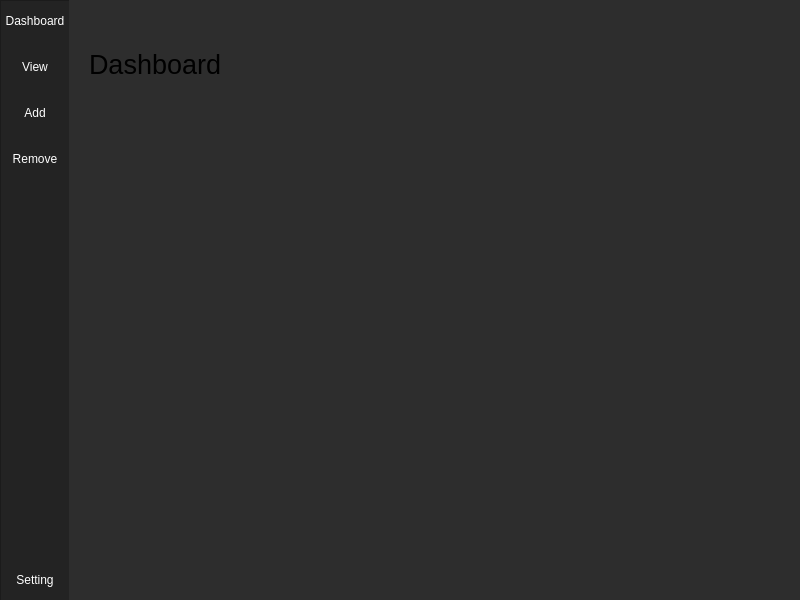
This is main.ui in mishrilal/CAIO as Qt 5 draws it before an edit. The edited form follows.
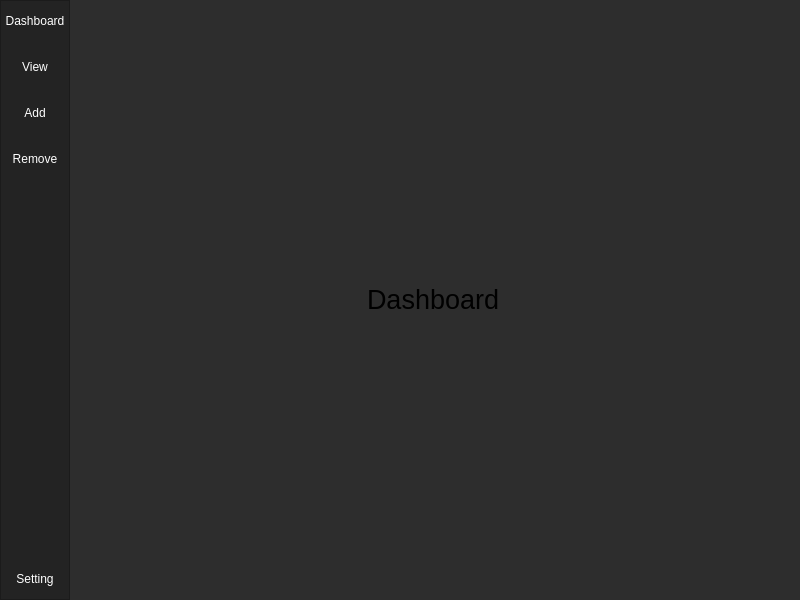
This is the edited form.

```diff
--- a/main.ui
+++ b/main.ui
@@ -17,15 +17,18 @@
    <string notr="true">background-color: rgb(45, 45, 45);</string>
   </property>
   <widget class="QWidget" name="centralwidget">
+   <layout class="QHBoxLayout" name="horizontalLayout">
+    <property name="leftMargin">
+     <number>0</number>
+    </property>
+    <property name="topMargin">
+     <number>0</number>
+    </property>
+    <property name="bottomMargin">
+     <number>0</number>
+    </property>
+    <item>
    <widget class="QFrame" name="frame_left_menu">
-    <property name="geometry">
-     <rect>
-      <x>0</x>
-      <y>0</y>
-      <width>70</width>
-      <height>601</height>
-     </rect>
-    </property>
     <property name="minimumSize">
      <size>
       <width>70</width>
@@ -204,27 +207,27 @@
      </item>
     </layout>
    </widget>
+    </item>
+    <item>
    <widget class="QStackedWidget" name="stackedWidget">
-    <property name="geometry">
-     <rect>
-      <x>69</x>
-      <y>-1</y>
-      <width>731</width>
-      <height>601</height>
-     </rect>
-    </property>
     <property name="currentIndex">
      <number>0</number>
     </property>
     <widget class="QWidget" name="dashboard_page">
+       <layout class="QGridLayout" name="gridLayout">
+        <item row="0" column="0">
      <widget class="QLabel" name="label">
-      <property name="geometry">
-       <rect>
-        <x>20</x>
-        <y>30</y>
-        <width>151</width>
-        <height>71</height>
-       </rect>
+          <property name="sizePolicy">
+           <sizepolicy hsizetype="Fixed" vsizetype="Fixed">
+            <horstretch>0</horstretch>
+            <verstretch>0</verstretch>
+           </sizepolicy>
+          </property>
+          <property name="minimumSize">
+           <size>
+            <width>100</width>
+            <height>30</height>
+           </size>
       </property>
       <property name="font">
        <font>
@@ -234,7 +237,15 @@
       <property name="text">
        <string>Dashboard</string>
       </property>
-     </widget>
+          <property name="alignment">
+           <set>Qt::AlignLeading|Qt::AlignLeft|Qt::AlignTop</set>
+          </property>
+          <property name="wordWrap">
+           <bool>false</bool>
+          </property>
+         </widget>
+        </item>
+       </layout>
     </widget>
     <widget class="QWidget" name="view_page">
      <widget class="QLabel" name="label_2">
@@ -317,6 +328,8 @@
      </widget>
     </widget>
    </widget>
+    </item>
+   </layout>
   </widget>
  </widget>
  <resources/>
```
Lines whose indentation alone changed are shown as unchanged.
